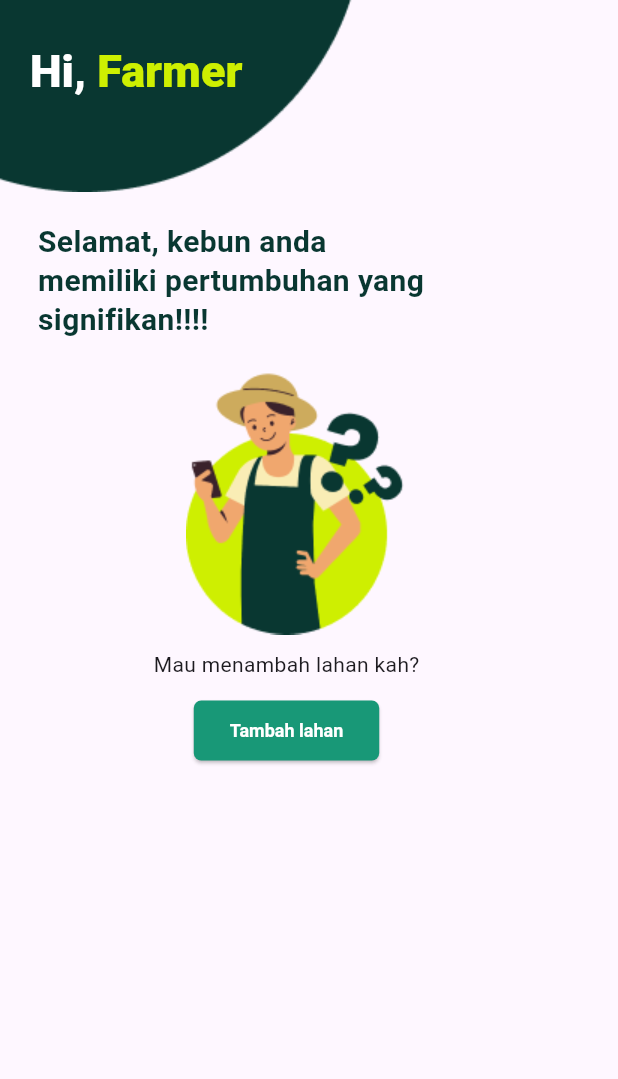
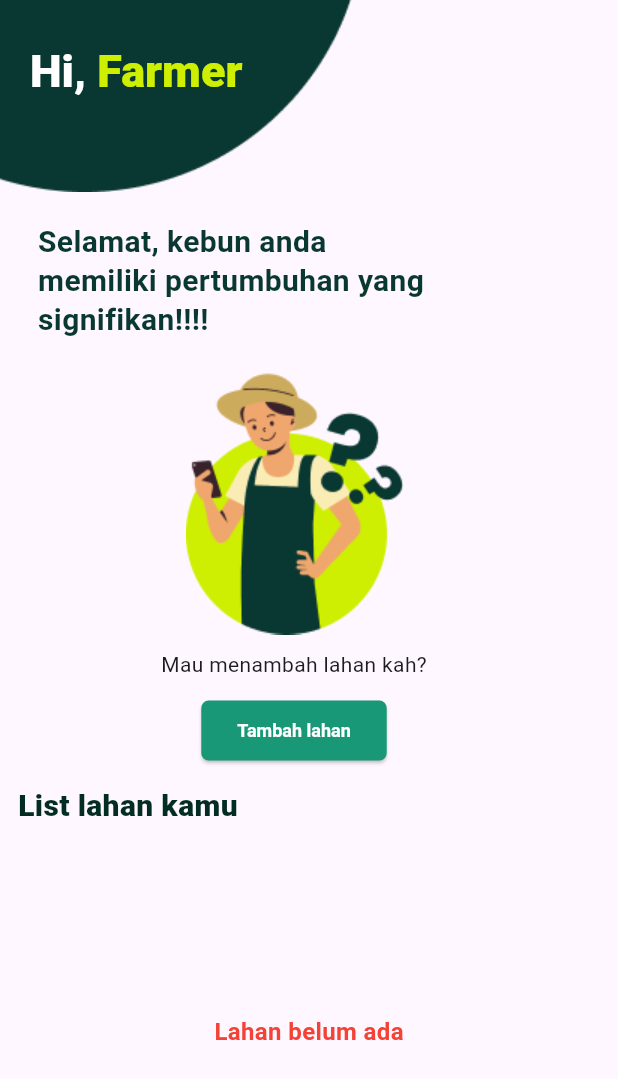
Before and after one commit to Naidleri/siop_ppl_agro, a Flutter app: the screen it shows after launch, on a phone screen of 412 x 824 dp. Shown: the top 1079 px of the screen. Run offline on Flutter 3.47's test engine with Material 3 defaults, Android fonts, the phone set to English and light mode, and no system bars; our stand-ins replace cloud_firestore, firebase_core, firebase_database, flutter_local_notifications; accounts and stored records are empty; Roboto replaces fonts that are missing (Poppins).

Commit message:
update:update ui homepage and add lahan

```diff
--- a/lib/views/pages/lahan/addLahan.dart
+++ b/lib/views/pages/lahan/addLahan.dart
@@ -6,7 +6,8 @@ import 'package:flutter_local_notifications/flutter_local_notifications.dart';
 class AddLahan extends StatelessWidget {
   final FlutterLocalNotificationsPlugin notificationsPlugin;
 
-  const AddLahan({Key? key, required this.notificationsPlugin}) : super(key: key);
+  const AddLahan({Key? key, required this.notificationsPlugin})
+      : super(key: key);
 
   @override
   Widget build(BuildContext context) {
@@ -16,9 +17,13 @@ class AddLahan extends StatelessWidget {
     return ElevatedButton(
       onPressed: () {
         showModalBottomSheet(
+          isScrollControlled: true, // Ensure that the modal is scrollable
           context: context,
           builder: (BuildContext context) {
             return SingleChildScrollView(
+              // Wrap with SingleChildScrollView
+              padding: MediaQuery.of(context)
+                  .viewInsets, // Adjust padding based on keyboard insets
               child: Container(
                 padding: const EdgeInsets.all(20),
                 child: Column(
--- a/lib/views/pages/lahan/lahan.dart
+++ b/lib/views/pages/lahan/lahan.dart
@@ -30,7 +30,7 @@ class _HomeLahanState extends State<HomeLahan> {
               Center(child: Image.asset("assets/images/orang.png")),
               Center(
                 child: Container(
-                  padding: const EdgeInsets.only(right: 30, top: 10),
+                  padding: const EdgeInsets.only(right: 20, top: 10),
                   child: const Text("Mau menambah lahan kah?"),
                 ),
               ),
@@ -38,9 +38,21 @@ class _HomeLahanState extends State<HomeLahan> {
           ),
           Center(
             child: Container(
-              padding: const EdgeInsets.only(right: 30, top: 10, bottom: 2),
+              padding: const EdgeInsets.only(right: 20, top: 10, bottom: 2),
               child: AddLahan(
                 notificationsPlugin: widget.notificationsPlugin,
+              ),
+            ),
+          ),
+          Container(
+            padding: const EdgeInsets.only(left: 12, top: 10),
+            child: const Text(
+              "List lahan kamu",
+              style: TextStyle(
+                fontSize: 20,
+                fontWeight: FontWeight.w800,
+                fontFamily: 'Poppins',
+                color: Color.fromARGB(255, 3, 45, 34),
               ),
             ),
           ),
@@ -50,8 +62,23 @@ class _HomeLahanState extends State<HomeLahan> {
                 return StreamBuilder(
                   stream: lahanProvider.getLahan(),
                   builder: (BuildContext context, AsyncSnapshot snapshot) {
-                    return snapshot.hasData
-                        ? ListView.builder(
+                    if (snapshot.connectionState == ConnectionState.waiting) {
+                      return const CircularProgressIndicator();
+                    }
+                    if (!snapshot.hasData || snapshot.data.docs.isEmpty) {
+                      return const Center(
+                        child: Text(
+                          'Lahan belum ada',
+                          style: TextStyle(
+                            fontFamily: 'Poppins',
+                            fontSize: 16,
+                            fontWeight: FontWeight.bold,
+                            color: Colors.red,
+                          ),
+                        ),
+                      );
+                    }
+                    return ListView.builder(
                       shrinkWrap: true,
                       itemCount: snapshot.data.docs.length,
                       itemBuilder: (context, index) {
@@ -71,8 +98,7 @@ class _HomeLahanState extends State<HomeLahan> {
                             );
                           },
                           child: Container(
-                                  padding: const EdgeInsets.all(2),
-                                  margin: const EdgeInsets.all(10),
+                            margin: const EdgeInsets.symmetric(horizontal: 10),
                             decoration: BoxDecoration(
                               border: Border.all(
                                 width: 1,
@@ -91,8 +117,7 @@ class _HomeLahanState extends State<HomeLahan> {
                                       height: 32,
                                       decoration: const BoxDecoration(
                                         shape: BoxShape.circle,
-                                              color: Color.fromRGBO(
-                                                  224, 255, 24, 1),
+                                        color: Color.fromRGBO(224, 255, 24, 1),
                                       ),
                                       child: Image.asset(
                                         "assets/images/siram.png",
@@ -119,8 +144,7 @@ class _HomeLahanState extends State<HomeLahan> {
                           ),
                         );
                       },
-                          )
-                        : Container();
+                    );
                   },
                 );
               },
```
Lines whose indentation alone changed are shown as unchanged.
